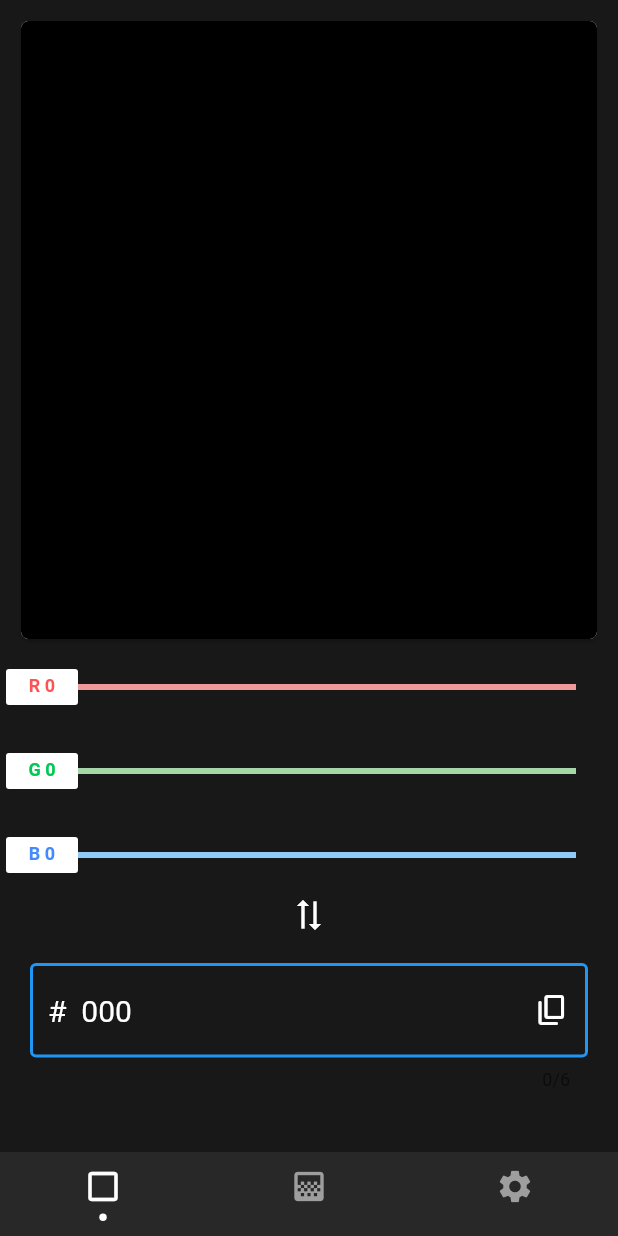
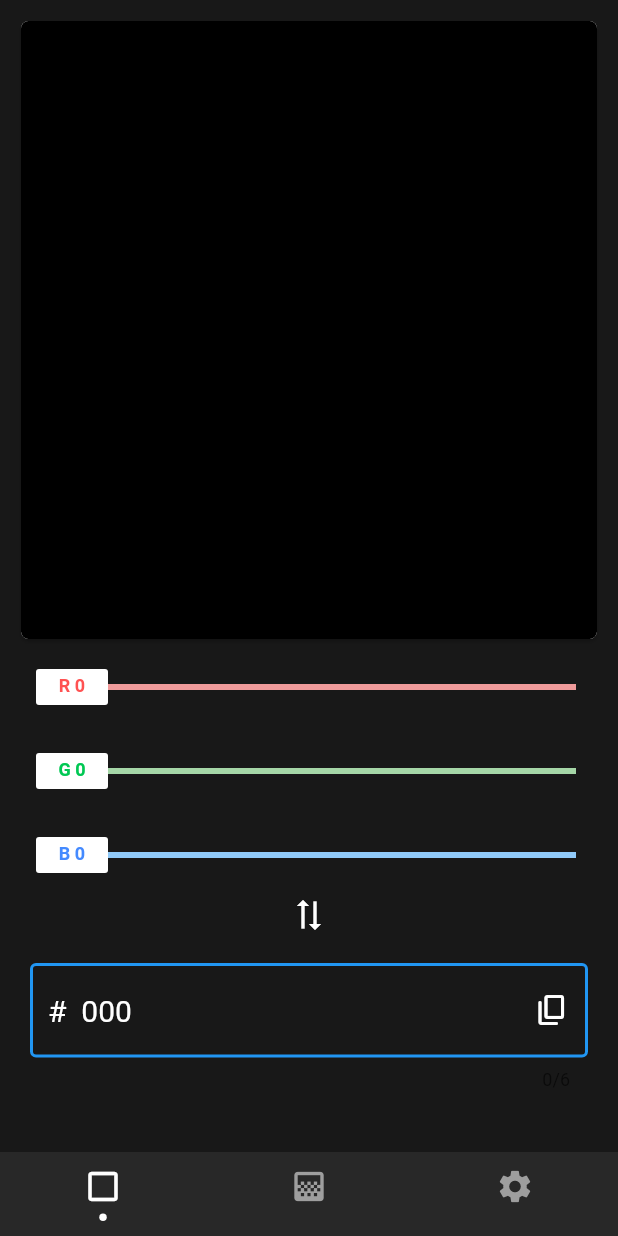
Before and after one commit to aryang117/colorApp, a Flutter app: the screen it shows after launch, on a phone screen of 412 x 824 dp. Run offline on Flutter 3.47's test engine with Material 2 defaults, Android fonts, the phone set to English and light mode, and no system bars; drawn by our look-alikes of persistent_bottom_nav_bar.

Commit message:
minor ux changes (changed padding)

```diff
--- a/lib/Widgets/colorSlider.dart
+++ b/lib/Widgets/colorSlider.dart
@@ -18,7 +18,8 @@ class SolidColorSliders extends StatefulWidget {
 class _SolidColorSlidersState extends State<SolidColorSliders> {
   @override
   Widget build(BuildContext context) {
-    return Container(
+    return Padding(
+      padding: EdgeInsets.only(left: 20),
       child: Column(
         children: <Widget>[
           RoundedRectangularSliderSolidColor(
```
